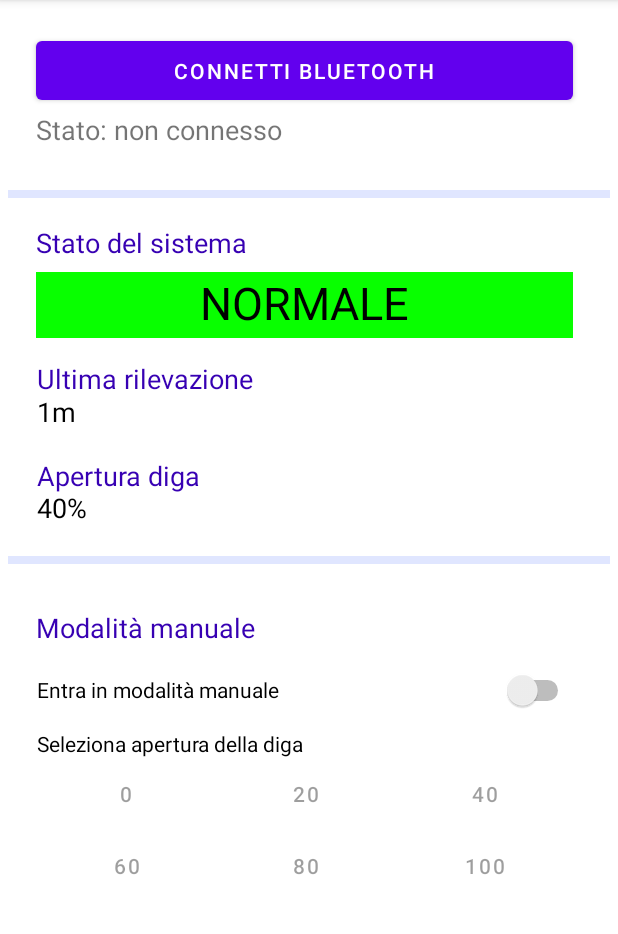
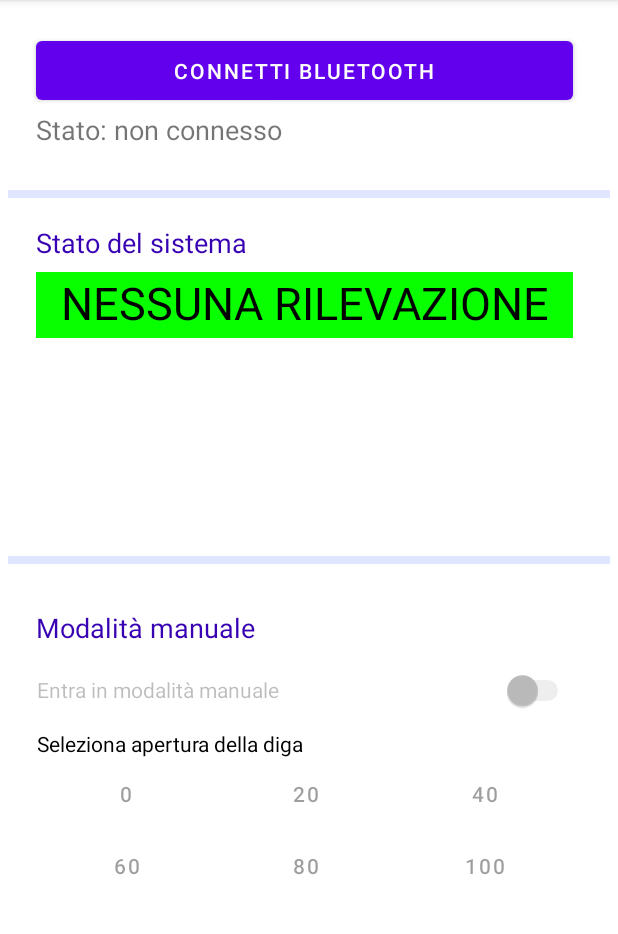
Before and after one commit to luckydb-0/SmartDam, an Android app: the screen it shows after launch (MainActivity), on a phone screen of 412 x 824 dp, the part 84-1018 px from its top. Run offline under Robolectric (Android 15) with nearby library versions, the phone set to English and light mode, and no system bars.

Commit message:
Update mobile app

```diff
--- a/dam_mobileapp/app/src/main/java/com/unibo/seiot/smartdam/dammobileapp/Utils.java
+++ b/dam_mobileapp/app/src/main/java/com/unibo/seiot/smartdam/dammobileapp/Utils.java
@@ -1,7 +1,7 @@
 package com.unibo.seiot.smartdam.dammobileapp;
 
 public class Utils {
-    public static final String APP_LOG_TAG = "BT CLN";
+    public static final String APP_LOG_TAG = "DAM_APP";
 
     public class bluetooth {
         public static final int ENABLE_BT_REQUEST = 1;
--- a/dam_mobileapp/app/src/main/res/layout/activity_main.xml
+++ b/dam_mobileapp/app/src/main/res/layout/activity_main.xml
@@ -68,7 +68,7 @@
         android:id="@+id/current_state_label"
         android:layout_width="358dp"
         android:layout_height="44dp"
-        android:background="#08FF00"
+        android:background="@color/state_normal"
         android:text="@string/dam_state"
         android:textAlignment="center"
         android:textColor="#000000"
@@ -222,7 +222,6 @@
         android:id="@+id/last_detection_title"
         android:layout_width="358dp"
         android:layout_height="wrap_content"
-        android:text="@string/last_detection_title"
         android:textColor="@color/purple_700"
         android:textSize="18sp"
         app:layout_constraintBottom_toBottomOf="parent"
@@ -236,21 +235,19 @@
         android:id="@+id/last_detection"
         android:layout_width="358dp"
         android:layout_height="wrap_content"
-        android:text="@string/last_detection"
         android:textColor="#000000"
         android:textSize="18sp"
         app:layout_constraintBottom_toBottomOf="parent"
         app:layout_constraintEnd_toEndOf="parent"
-        app:layout_constraintHorizontal_bias="0.441"
+        app:layout_constraintHorizontal_bias="0.431"
         app:layout_constraintStart_toStartOf="parent"
         app:layout_constraintTop_toTopOf="parent"
-        app:layout_constraintVertical_bias="0.35" />
+        app:layout_constraintVertical_bias="0.353" />
 
     <TextView
         android:id="@+id/dam_span_title"
         android:layout_width="358dp"
         android:layout_height="wrap_content"
-        android:text="@string/dam_span_title"
         android:textColor="@color/purple_700"
         android:textSize="18sp"
         app:layout_constraintBottom_toBottomOf="parent"
@@ -264,14 +261,13 @@
         android:id="@+id/dam_span"
         android:layout_width="358dp"
         android:layout_height="wrap_content"
-        android:text="@string/dam_span"
         android:textColor="#000000"
         android:textSize="18sp"
         app:layout_constraintBottom_toBottomOf="parent"
         app:layout_constraintEnd_toEndOf="parent"
-        app:layout_constraintHorizontal_bias="0.441"
+        app:layout_constraintHorizontal_bias="0.431"
         app:layout_constraintStart_toStartOf="parent"
         app:layout_constraintTop_toTopOf="parent"
-        app:layout_constraintVertical_bias="0.438" />
+        app:layout_constraintVertical_bias="0.442" />
 
 </androidx.constraintlayout.widget.ConstraintLayout>
--- a/dam_mobileapp/app/src/main/res/values/colors.xml
+++ b/dam_mobileapp/app/src/main/res/values/colors.xml
@@ -7,4 +7,8 @@
     <color name="teal_700">#FF018786</color>
     <color name="black">#FF000000</color>
     <color name="white">#FFFFFFFF</color>
+    <color name="state_normal">#08FF00</color>
+    <color name="state_prealarm">#E4CE02</color>
+    <color name="state_alarm">#FF0000</color>
+
 </resources>
--- a/dam_mobileapp/app/src/main/res/values/strings.xml
+++ b/dam_mobileapp/app/src/main/res/values/strings.xml
@@ -3,7 +3,7 @@
     <string name="connect_bluetooth">connetti bluetooth</string>
     <string name="connection_state">Stato: non connesso</string>
     <string name="dam_state_title">Stato del sistema</string>
-    <string name="dam_state">NORMALE</string>
+    <string name="dam_state">NESSUNA RILEVAZIONE</string>
     <string name="bt_20">20</string>
     <string name="choose_span_label">Seleziona apertura della diga</string>
     <string name="manual_mode_switch">Entra in modalità manuale</string>
@@ -17,4 +17,7 @@
     <string name="bt_100">100</string>
     <string name="dam_span_title">Apertura diga</string>
     <string name="dam_span">40%</string>
+    <string name="state_normal">NORMALE</string>
+    <string name="state_prealarm">PRE-ALLARME</string>
+    <string name="state_alarm">ALLARME</string>
 </resources>
```
Also changed, not shown: dam_mobileapp/app/src/main/java/com/unibo/seiot/smartdam/dammobileapp/MainActivity.java (+59 -15 lines), dam_service/src/main/java/dam_service/DataService.java (+0 -7 lines), 13 other files.
